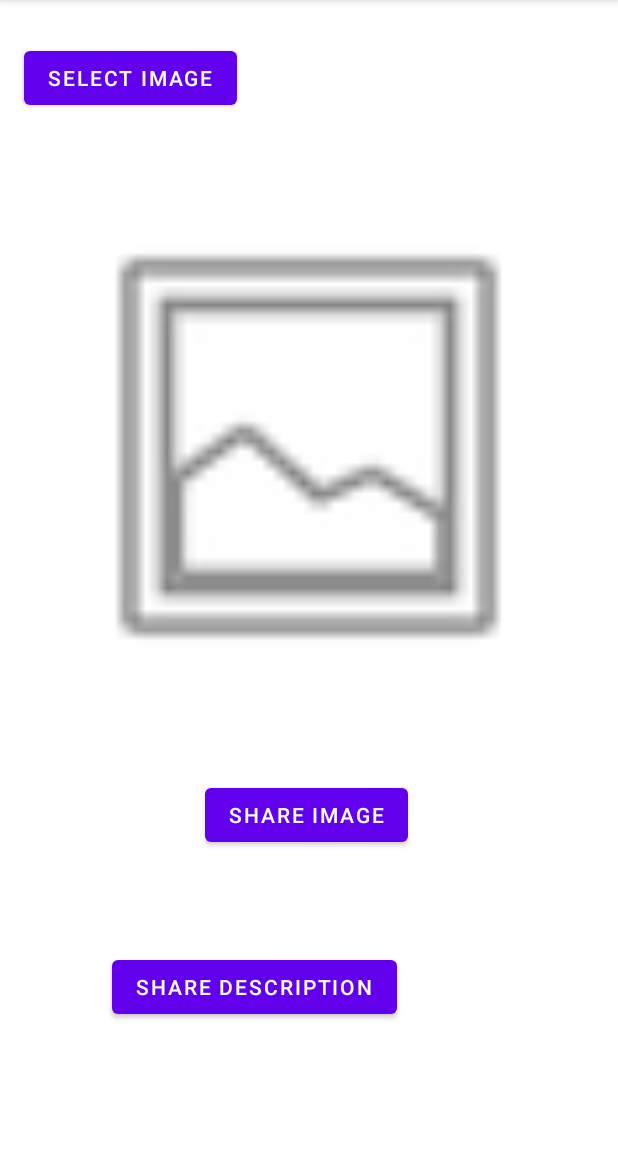
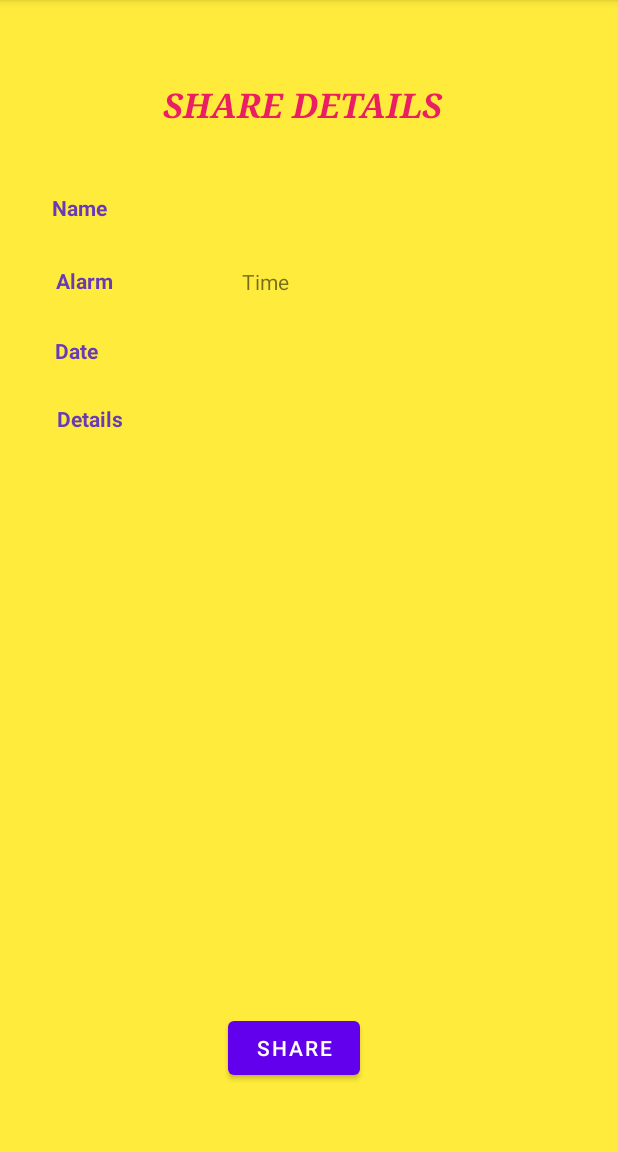
Before and after one commit to BENTENNYSON-5/OOPSProject, an Android app: the GroceryWork screen opened directly, with no data from a screen before it, after a tap on "SHARE", on a phone screen of 412 x 824 dp, the part 84-1236 px from its top. Run offline under Robolectric (Android 15) with nearby library versions, the phone set to English and light mode, and no system bars; our stand-ins replace Firebase (no records; nobody signed in at launch, a user with empty details on screens opened directly).

Commit message:
Share by Super V1.2

```diff
--- a/app/src/main/AndroidManifest.xml
+++ b/app/src/main/AndroidManifest.xml
@@ -38,8 +38,6 @@
             </intent-filter>
         </activity>
 
-        <receiver android:name=".AlertReceiver" />
-
         <meta-data
             android:name="com.facebook.sdk.ApplicationId"
             android:value="@string/facebook_app_id" />
--- a/app/src/main/java/com/example/ksagtracker/Google_login.java
+++ b/app/src/main/java/com/example/ksagtracker/Google_login.java
@@ -29,7 +29,7 @@ public  class Google_login extends AppCompatActivity implements GoogleApiClient.
 
         GoogleSignInOptions gso = new GoogleSignInOptions.Builder(GoogleSignInOptions.DEFAULT_SIGN_IN).requestIdToken(getString(R.string.default_web_client_id)).requestEmail().build();
         googleApiClient = new GoogleApiClient.Builder(this).enableAutoManage(this , this )
-                .addApi(Auth.GOOGLE_SIGN_IN_API, gso).build();
+                .addApi(Auth.GOOGLE_SIGN_IN_API , gso).build();
         signInButton = findViewById(R.id.signIn_Button1);
         signInButton.setOnClickListener(new View.OnClickListener() {
             @Override
--- a/app/src/main/java/com/example/ksagtracker/Google_profile.java
+++ b/app/src/main/java/com/example/ksagtracker/Google_profile.java
@@ -44,7 +44,7 @@ public class Google_profile extends AppCompatActivity implements GoogleApiClient
         gso = new GoogleSignInOptions.Builder(GoogleSignInOptions.DEFAULT_SIGN_IN).requestEmail().build();
 
         googleApiClient = new GoogleApiClient.Builder(this).enableAutoManage(this , this)
-                .addApi(Auth.GOOGLE_SIGN_IN_API, gso).build();
+                .addApi(Auth.GOOGLE_SIGN_IN_API , gso).build();
          sign_out.setOnClickListener(new View.OnClickListener() {
              @Override
              public void onClick(View v) {
--- a/app/src/main/java/com/example/ksagtracker/GroceryWork.java
+++ b/app/src/main/java/com/example/ksagtracker/GroceryWork.java
@@ -1,8 +1,4 @@
 package com.example.ksagtracker;
-
-import androidx.annotation.RequiresApi;
-import androidx.appcompat.app.AppCompatActivity;
-import androidx.fragment.app.DialogFragment;
 
 import android.app.AlarmManager;
 import android.app.DatePickerDialog;
@@ -20,6 +16,9 @@ import android.widget.EditText;
 import android.widget.TextView;
 import android.widget.TimePicker;
 
+import androidx.annotation.RequiresApi;
+import androidx.fragment.app.DialogFragment;
+
 import java.text.DateFormat;
 
 public class GroceryWork extends Share implements TimePickerDialog.OnTimeSetListener , DatePickerDialog.OnDateSetListener {
@@ -27,9 +26,12 @@ public class GroceryWork extends Share implements TimePickerDialog.OnTimeSetList
     EditText Work1;
     EditText Date1;
     EditText Desc1;
+    EditText item_name;
     String grocery_description_string;
     TextView mTextView1;
     Button save1;
+    String name_item;
+    String name_count;
 
     @Override
     protected void onCreate(Bundle savedInstanceState) {
@@ -39,13 +41,18 @@ public class GroceryWork extends Share implements TimePickerDialog.OnTimeSetList
         Button add2 = (Button) findViewById(R.id.button8);
         Button sub1 = (Button) findViewById(R.id.button6);
         Button sub2 = (Button) findViewById(R.id.button11);
-        EditText num1 = (EditText) findViewById(R.id.editTextNumberSigned2);
-        EditText num2 = (EditText) findViewById(R.id.editTextNumberSigned);
+        EditText num1=(EditText) findViewById(R.id.editTextNumberSigned2);
+        EditText num2=(EditText) findViewById(R.id.editTextNumberSigned);
+         Desc1 = findViewById(R.id.editTextTextPersonName5_grocery);
+
+
         Button gotodo_grocery = findViewById(R.id.gotodo_grocery);
         gotodo_grocery.setOnClickListener(new View.OnClickListener() {
             @Override
             public void onClick(View v) {
-
+                 item_name = findViewById(R.id.item_name);
+                name_item = item_name.getText().toString();
+                name_count = num1.getText().toString();
 
                 openShare();
             }
@@ -140,7 +147,7 @@ public class GroceryWork extends Share implements TimePickerDialog.OnTimeSetList
         c.set(Calendar.MONTH, month);
         c.set(Calendar.DAY_OF_MONTH, dayOfMonth);
         String currentDateString = DateFormat.getDateInstance(DateFormat.FULL).format(c.getTime());
-        TextView textView = (TextView) findViewById(R.id.button14);
+        TextView textView = (TextView) findViewById(R.id.editTextTextPersonName6_grocery);
         textView.setText(currentDateString);
 
     }
@@ -183,6 +190,12 @@ public class GroceryWork extends Share implements TimePickerDialog.OnTimeSetList
     private void openShare() {
         Intent in = new Intent(this,Share.class);
         in.putExtra("somestring",Desc1.getText().toString());
+        in.putExtra("nameshare",Work1.getText().toString());
+        in.putExtra("dateshare",Date1.getText().toString());
+        in.putExtra("timeshare",mTextView1.getText().toString());
+        in.putExtra("itemshare",name_item);
+        in.putExtra("countshare",name_count);
+
 
         startActivity(in);
     }
--- a/app/src/main/java/com/example/ksagtracker/MainActivity.java
+++ b/app/src/main/java/com/example/ksagtracker/MainActivity.java
@@ -177,7 +177,6 @@ public class MainActivity extends NewUser {
                 }
             }
         });
-
     }
 
     @Override
--- a/app/src/main/java/com/example/ksagtracker/Share.java
+++ b/app/src/main/java/com/example/ksagtracker/Share.java
@@ -1,12 +1,11 @@
 package com.example.ksagtracker;
 
 import android.content.Intent;
-import android.net.Uri;
 import android.os.Bundle;
 import android.os.Environment;
 import android.view.View;
 import android.widget.Button;
-import android.widget.Toast;
+import android.widget.TextView;
 
 import java.io.File;
 
@@ -14,40 +13,48 @@ public class Share extends Listing {
     private String stringFile = Environment.getExternalStorageDirectory().getPath() + File.separator + "Test.pdf";
     public String shdes;
     public String fades;
-    Button share_image;
+    public String raids;
+    public String times;
+    public String itemss = " ";
+    public String numberss = " ";
+
     Button share_description;
     private View view;
 
 
     @Override
     protected void onCreate(Bundle savedInstanceState) {
-        share_image = findViewById(R.id.share_image);
+
         share_description = findViewById(R.id.share_description);
         super.onCreate(savedInstanceState);
         setContentView(R.layout.activity_share);
         shdes = getIntent().getStringExtra("somestring");
-        fades = getIntent().getStringExtra("registered user");
+        fades = getIntent().getStringExtra("nameshare");
+        raids = getIntent().getStringExtra("dateshare");
+        times = getIntent().getStringExtra("timeshare");
+        itemss = getIntent().getStringExtra("itemshare");
+        numberss = getIntent().getStringExtra("countshare");
+        TextView name_sharedetails = findViewById(R.id.name_sharedetails);
+        name_sharedetails.setText(fades);
+        TextView date_sharedetails = findViewById(R.id.date_sharedetails);
+        date_sharedetails.setText(raids);
+        TextView time_sharedetails = findViewById(R.id.time_sharedetails);
+        time_sharedetails.setText(times);
+        TextView description_sharedetails = findViewById(R.id.description_sharedetails);
+        description_sharedetails.setText(itemss+" "+numberss+"\n" +shdes);
+
+
     }
 
 
-    public void buttonShareFile(View view){
-        File file = new File(stringFile);
-        if (!file.exists()){
-            Toast.makeText(this, "File doesn't exists", Toast.LENGTH_LONG).show();
-            return;
-        }
-        Intent intentShare = new Intent(Intent.ACTION_SEND);
-        intentShare.setType("image/*");
-        intentShare.putExtra(Intent.EXTRA_STREAM, Uri.parse("file://"+file));
-        startActivity(Intent.createChooser(intentShare, "Share the file ..."));
-    }
+
 
     public void buttonShareText(View view){
         this.view = view;
         Intent intentShare = new Intent(Intent.ACTION_SEND);
         intentShare.setType("text/plain");
         intentShare.putExtra(Intent.EXTRA_SUBJECT,fades + "'s Description");
-        intentShare.putExtra(Intent.EXTRA_TEXT,fades + "\r\n" + shdes );
+        intentShare.putExtra(Intent.EXTRA_TEXT,fades + "\n" +raids+ "\n"+times+"\n"+ itemss+" "+numberss+"\n" +shdes );
 
         startActivity(Intent.createChooser(intentShare, "Shared the text ..."));
     }
--- a/app/src/main/java/com/example/ksagtracker/User.java
+++ /dev/null
@@ -1,6 +0,0 @@
-package com.example.ksagtracker;
-
-public class User {
-
-
-}
--- a/app/src/main/java/com/example/ksagtracker/moreoptions.java
+++ b/app/src/main/java/com/example/ksagtracker/moreoptions.java
@@ -93,12 +93,12 @@ TextView timing;
     @RequiresApi(api = Build.VERSION_CODES.N)
     private void startAlarm(Calendar c) {
         AlarmManager alarmManager = (AlarmManager) getSystemService(Context.ALARM_SERVICE);
-        Intent intent3 = new Intent(this, AlertReceiver.class);
-        PendingIntent pendingIntent3 = PendingIntent.getBroadcast(this, 1, intent3, 0);
+        Intent intent = new Intent(this, AlertReceiver.class);
+        PendingIntent pendingIntent = PendingIntent.getBroadcast(this, 1, intent, 0);
         if (c.before(Calendar.getInstance())) {
             c.add(Calendar.DATE, 1);
         }
-        alarmManager.setRepeating(AlarmManager.RTC_WAKEUP,c.getTimeInMillis(),AlarmManager.INTERVAL_DAY, pendingIntent3);
+        alarmManager.setExact(AlarmManager.RTC_WAKEUP, c.getTimeInMillis(), pendingIntent);
     }
 
     public void startMainActivity() {
--- a/app/src/main/res/layout/activity_share.xml
+++ b/app/src/main/res/layout/activity_share.xml
@@ -4,6 +4,7 @@
     xmlns:tools="http://schemas.android.com/tools"
     android:layout_width="match_parent"
     android:layout_height="match_parent"
+    android:background="#FFEB3B"
     tools:context=".Share">
 
     <Button
@@ -11,48 +12,132 @@
         android:layout_width="wrap_content"
         android:layout_height="wrap_content"
         android:onClick="buttonShareText"
-        android:text="Share Description"
+        android:text="Share"
+
         app:layout_constraintBottom_toBottomOf="parent"
         app:layout_constraintEnd_toEndOf="parent"
-        app:layout_constraintHorizontal_bias="0.336"
+        app:layout_constraintHorizontal_bias="0.47"
         app:layout_constraintStart_toStartOf="parent"
         app:layout_constraintTop_toTopOf="parent"
-        app:layout_constraintVertical_bias="0.881" />
+        app:layout_constraintVertical_bias="0.937" />
 
-    <Button
-        android:id="@+id/select_image"
+    <TextView
+        android:id="@+id/textView13"
+        android:layout_width="195dp"
+        android:layout_height="31dp"
+        android:autoSizeTextType="uniform"
+        android:fontFamily="serif"
+        android:text="Share Details"
+        android:textAllCaps="true"
+        android:textColor="#E91E63"
+        android:textStyle="bold|italic"
+        app:layout_constraintBottom_toBottomOf="parent"
+        app:layout_constraintEnd_toEndOf="parent"
+        app:layout_constraintStart_toStartOf="parent"
+        app:layout_constraintTop_toTopOf="parent"
+        app:layout_constraintVertical_bias="0.074" />
+
+    <TextView
+        android:id="@+id/textView17"
         android:layout_width="wrap_content"
         android:layout_height="wrap_content"
-        android:text="Select Image"
+        android:text="Name"
+        android:textColor="#673AB7"
+        android:textStyle="bold"
         app:layout_constraintBottom_toBottomOf="parent"
         app:layout_constraintEnd_toEndOf="parent"
-        app:layout_constraintHorizontal_bias="0.059"
+        app:layout_constraintHorizontal_bias="0.093"
         app:layout_constraintStart_toStartOf="parent"
         app:layout_constraintTop_toTopOf="parent"
-        app:layout_constraintVertical_bias="0.039" />
+        app:layout_constraintVertical_bias="0.172" />
 
-    <ImageView
-        android:id="@+id/mimageView1"
-        android:layout_width="335dp"
-        android:layout_height="335dp"
+    <TextView
+        android:id="@+id/textView23"
+        android:layout_width="wrap_content"
+        android:layout_height="wrap_content"
+        android:text="Alarm"
+        android:textColor="#673AB7"
+        android:textStyle="bold"
         app:layout_constraintBottom_toBottomOf="parent"
         app:layout_constraintEnd_toEndOf="parent"
-        app:layout_constraintHorizontal_bias="0.495"
+        app:layout_constraintHorizontal_bias="0.099"
         app:layout_constraintStart_toStartOf="parent"
         app:layout_constraintTop_toTopOf="parent"
-        app:layout_constraintVertical_bias="0.301"
-        app:srcCompat="@android:drawable/ic_menu_gallery" />
+        app:layout_constraintVertical_bias="0.237" />
 
-    <Button
-        android:id="@+id/share_image"
+    <TextView
+        android:id="@+id/textView24"
         android:layout_width="wrap_content"
         android:layout_height="wrap_content"
-        android:onClick="buttonShareFile"
-        android:text="Share Image"
+        android:text="Date"
+        android:textColor="#673AB7"
+        android:textStyle="bold"
         app:layout_constraintBottom_toBottomOf="parent"
         app:layout_constraintEnd_toEndOf="parent"
-        app:layout_constraintHorizontal_bias="0.493"
+        app:layout_constraintHorizontal_bias="0.096"
         app:layout_constraintStart_toStartOf="parent"
         app:layout_constraintTop_toTopOf="parent"
-        app:layout_constraintVertical_bias="0.721" />
+        app:layout_constraintVertical_bias="0.299" />
+
+    <TextView
+        android:id="@+id/textView26"
+        android:layout_width="wrap_content"
+        android:layout_height="wrap_content"
+        android:text="Details"
+        android:textColor="#673AB7"
+        android:textStyle="bold"
+        app:layout_constraintBottom_toBottomOf="parent"
+        app:layout_constraintEnd_toEndOf="parent"
+        app:layout_constraintHorizontal_bias="0.103"
+        app:layout_constraintStart_toStartOf="parent"
+        app:layout_constraintTop_toTopOf="parent"
+        app:layout_constraintVertical_bias="0.36" />
+
+    <TextView
+        android:id="@+id/description_sharedetails"
+        android:layout_width="311dp"
+        android:layout_height="319dp"
+        app:layout_constraintBottom_toBottomOf="parent"
+        app:layout_constraintEnd_toEndOf="parent"
+        app:layout_constraintHorizontal_bias="0.479"
+        app:layout_constraintStart_toStartOf="parent"
+        app:layout_constraintTop_toTopOf="parent"
+        app:layout_constraintVertical_bias="0.724" />
+
+    <TextView
+        android:id="@+id/name_sharedetails"
+        android:layout_width="210dp"
+        android:layout_height="27dp"
+        android:background="#FFEB3B"
+        app:layout_constraintBottom_toBottomOf="parent"
+        app:layout_constraintEnd_toEndOf="parent"
+        app:layout_constraintHorizontal_bias="0.8"
+        app:layout_constraintStart_toStartOf="parent"
+        app:layout_constraintTop_toTopOf="parent"
+        app:layout_constraintVertical_bias="0.174" />
+
+    <TextView
+        android:id="@+id/date_sharedetails"
+        android:layout_width="210dp"
+        android:layout_height="27dp"
+        android:background="#FFEB3B"
+        app:layout_constraintBottom_toBottomOf="parent"
+        app:layout_constraintEnd_toEndOf="parent"
+        app:layout_constraintHorizontal_bias="0.8"
+        app:layout_constraintStart_toStartOf="parent"
+        app:layout_constraintTop_toTopOf="parent"
+        app:layout_constraintVertical_bias="0.302" />
+
+    <TextView
+        android:id="@+id/time_sharedetails"
+        android:layout_width="210dp"
+        android:layout_height="27dp"
+        android:background="#FFEB3B"
+        app:layout_constraintBottom_toBottomOf="parent"
+        app:layout_constraintEnd_toEndOf="parent"
+        app:layout_constraintHorizontal_bias="0.8"
+        app:layout_constraintStart_toStartOf="parent"
+        app:layout_constraintTop_toTopOf="parent"
+        app:layout_constraintVertical_bias="0.24" />
+
 </androidx.constraintlayout.widget.ConstraintLayout>
```
Also changed, not shown: app/src/main/java/com/example/ksagtracker/AddCategory.java (+13 -8 lines), app/src/main/java/com/example/ksagtracker/AddWork.java (+143 -6 lines), app/src/main/java/com/example/ksagtracker/DisplayActivity.java (added, +42 -0 lines), app/src/main/java/com/example/ksagtracker/Register_mobile.java (+3 -7 lines), app/src/main/java/com/example/ksagtracker/Registering.java (+4 -7 lines), app/src/main/res/layout/activity_grocery_work.xml (+6 -2 lines).
